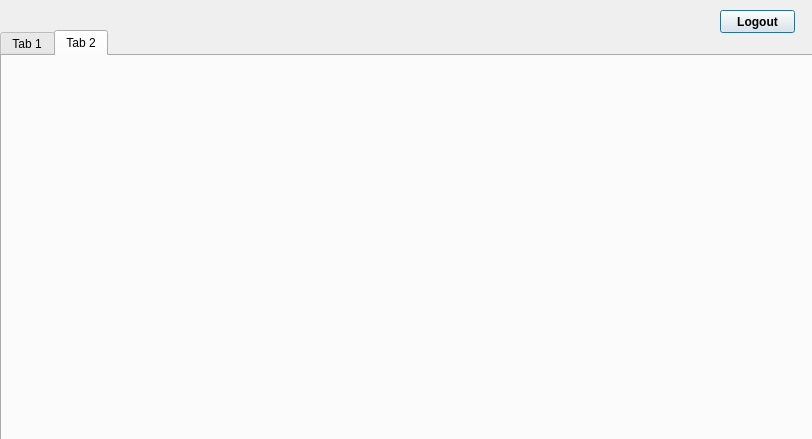
Above: adminpanel.ui from NickReardon/P2-Bulk-Club-Project before the change. Below: the same form after it.
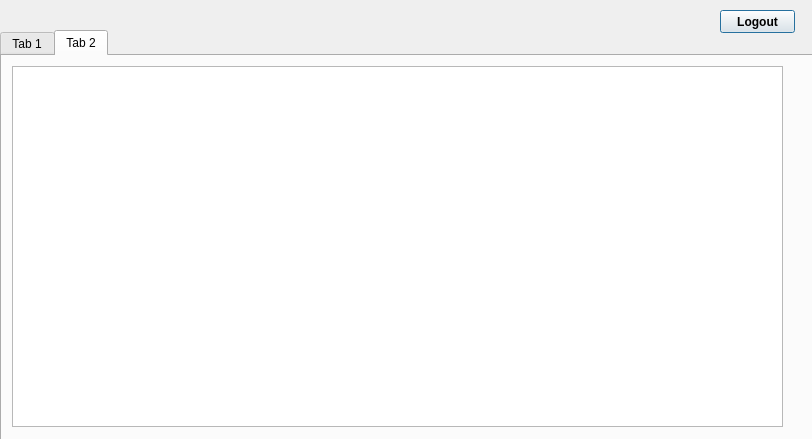
That is the form after the change.

Commit message: Fixed show purchases for customers sorted by ID.

The edit to the form file:
```diff
--- a/adminpanel.ui
+++ b/adminpanel.ui
@@ -34,6 +34,16 @@
     <attribute name="title">
      <string>Tab 2</string>
     </attribute>
+    <widget class="QTableView" name="purchaseView">
+     <property name="geometry">
+      <rect>
+       <x>10</x>
+       <y>10</y>
+       <width>771</width>
+       <height>361</height>
+      </rect>
+     </property>
+    </widget>
    </widget>
   </widget>
   <widget class="QPushButton" name="logoutButton">
```
The commit also changes 2 other files.
